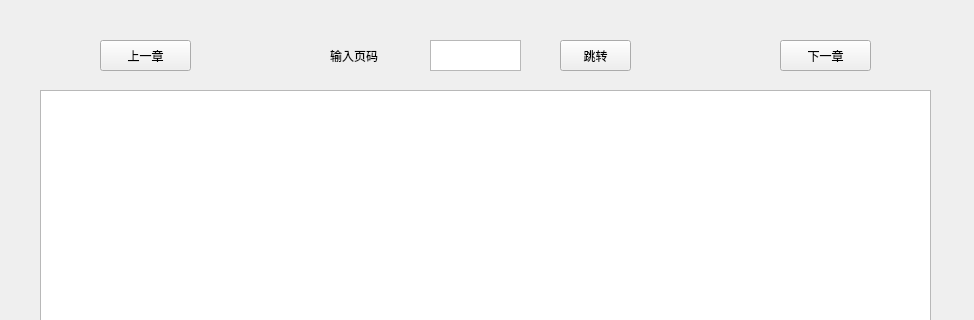
First picture: the form in find_page.ui, repository CuteWans/NovelSpider, before the edit; both pictures show x 0 to 974 and y 0 to 320 of the 974 by 953 pixel window.
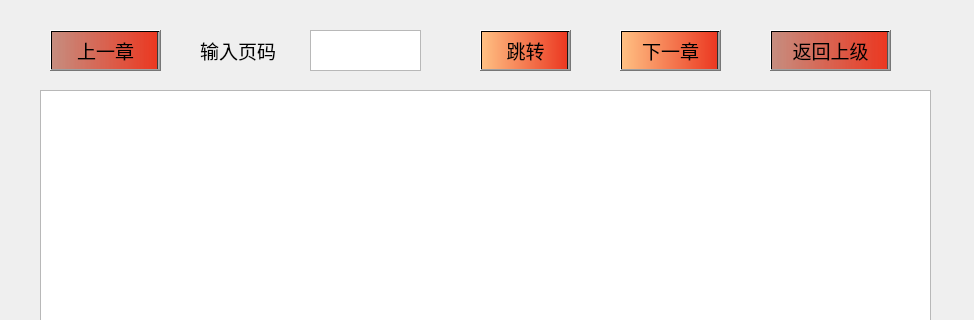
Second picture: the form after the edit. Icons and pictures are not drawn.

```diff
--- a/find_page.ui
+++ b/find_page.ui
@@ -27,22 +27,38 @@
    <widget class="QTextEdit" name="textEdit">
     <property name="geometry">
      <rect>
-      <x>430</x>
-      <y>40</y>
-      <width>91</width>
-      <height>31</height>
+      <x>310</x>
+      <y>30</y>
+      <width>111</width>
+      <height>41</height>
      </rect>
     </property>
+    <property name="styleSheet">
+     <string notr="true">
+background-image:url(&quot;&quot;);</string>
+    </property>
    </widget>
    <widget class="QLabel" name="label">
     <property name="geometry">
      <rect>
-      <x>330</x>
-      <y>40</y>
-      <width>81</width>
-      <height>31</height>
+      <x>200</x>
+      <y>30</y>
+      <width>91</width>
+      <height>41</height>
      </rect>
     </property>
+    <property name="font">
+     <font>
+      <family>微软雅黑</family>
+      <pointsize>14</pointsize>
+      <weight>50</weight>
+      <italic>false</italic>
+      <bold>false</bold>
+     </font>
+    </property>
+    <property name="styleSheet">
+     <string notr="true">background-image:url(&quot;&quot;);</string>
+    </property>
     <property name="text">
      <string>输入页码</string>
     </property>
@@ -50,12 +66,23 @@
    <widget class="QPushButton" name="pushButton">
     <property name="geometry">
      <rect>
-      <x>560</x>
-      <y>40</y>
-      <width>71</width>
-      <height>31</height>
+      <x>480</x>
+      <y>30</y>
+      <width>91</width>
+      <height>41</height>
      </rect>
     </property>
+    <property name="font">
+     <font>
+      <family>微软雅黑</family>
+      <pointsize>14</pointsize>
+      <weight>50</weight>
+      <bold>false</bold>
+     </font>
+    </property>
+    <property name="styleSheet">
+     <string notr="true">background:qlineargradient(spread:pad, x1:0, y1:0, x2:1, y2:0, stop:0 rgba(255, 192, 131, 255), stop:0.979381 rgba(235, 56, 33, 255), stop:0.98 rgba(0, 0, 0, 255), stop:1 rgba(0, 0, 0, 0))</string>
+    </property>
     <property name="text">
      <string>跳转</string>
     </property>
@@ -63,12 +90,24 @@
    <widget class="QPushButton" name="pushButton_2">
     <property name="geometry">
      <rect>
-      <x>100</x>
-      <y>40</y>
-      <width>91</width>
-      <height>31</height>
+      <x>50</x>
+      <y>30</y>
+      <width>111</width>
+      <height>41</height>
      </rect>
     </property>
+    <property name="font">
+     <font>
+      <family>微软雅黑</family>
+      <pointsize>14</pointsize>
+      <weight>50</weight>
+      <italic>false</italic>
+      <bold>false</bold>
+     </font>
+    </property>
+    <property name="styleSheet">
+     <string notr="true">background:qlineargradient(spread:pad, x1:0, y1:0, x2:1, y2:0, stop:0 rgba(180, 98, 78, 177), stop:0.979381 rgba(235, 56, 33, 255), stop:0.98 rgba(0, 0, 0, 255), stop:1 rgba(0, 0, 0, 0))</string>
+    </property>
     <property name="text">
      <string>上一章</string>
     </property>
@@ -76,16 +115,50 @@
    <widget class="QPushButton" name="pushButton_3">
     <property name="geometry">
      <rect>
-      <x>780</x>
-      <y>40</y>
-      <width>91</width>
-      <height>31</height>
+      <x>620</x>
+      <y>30</y>
+      <width>101</width>
+      <height>41</height>
      </rect>
     </property>
+    <property name="font">
+     <font>
+      <family>微软雅黑</family>
+      <pointsize>14</pointsize>
+      <weight>50</weight>
+      <italic>false</italic>
+      <bold>false</bold>
+     </font>
+    </property>
+    <property name="styleSheet">
+     <string notr="true">background:qlineargradient(spread:pad, x1:0, y1:0, x2:1, y2:0, stop:0 rgba(255, 192, 131, 255), stop:0.979381 rgba(235, 56, 33, 255), stop:0.98 rgba(0, 0, 0, 255), stop:1 rgba(0, 0, 0, 0))</string>
+    </property>
     <property name="text">
      <string>下一章</string>
     </property>
    </widget>
+   <widget class="QPushButton" name="pushButton_4">
+    <property name="geometry">
+     <rect>
+      <x>770</x>
+      <y>30</y>
+      <width>121</width>
+      <height>41</height>
+     </rect>
+    </property>
+    <property name="font">
+     <font>
+      <family>微软雅黑</family>
+      <pointsize>14</pointsize>
+     </font>
+    </property>
+    <property name="styleSheet">
+     <string notr="true">background:qlineargradient(spread:pad, x1:0, y1:0, x2:1, y2:0, stop:0 rgba(180, 98, 78, 177), stop:0.979381 rgba(235, 56, 33, 255), stop:0.98 rgba(0, 0, 0, 255), stop:1 rgba(0, 0, 0, 0))</string>
+    </property>
+    <property name="text">
+     <string>返回上级</string>
+    </property>
+   </widget>
   </widget>
   <widget class="QMenuBar" name="menubar">
    <property name="geometry">
```
Left out of the diff: 3 changed lines with no effect on the pictures.
